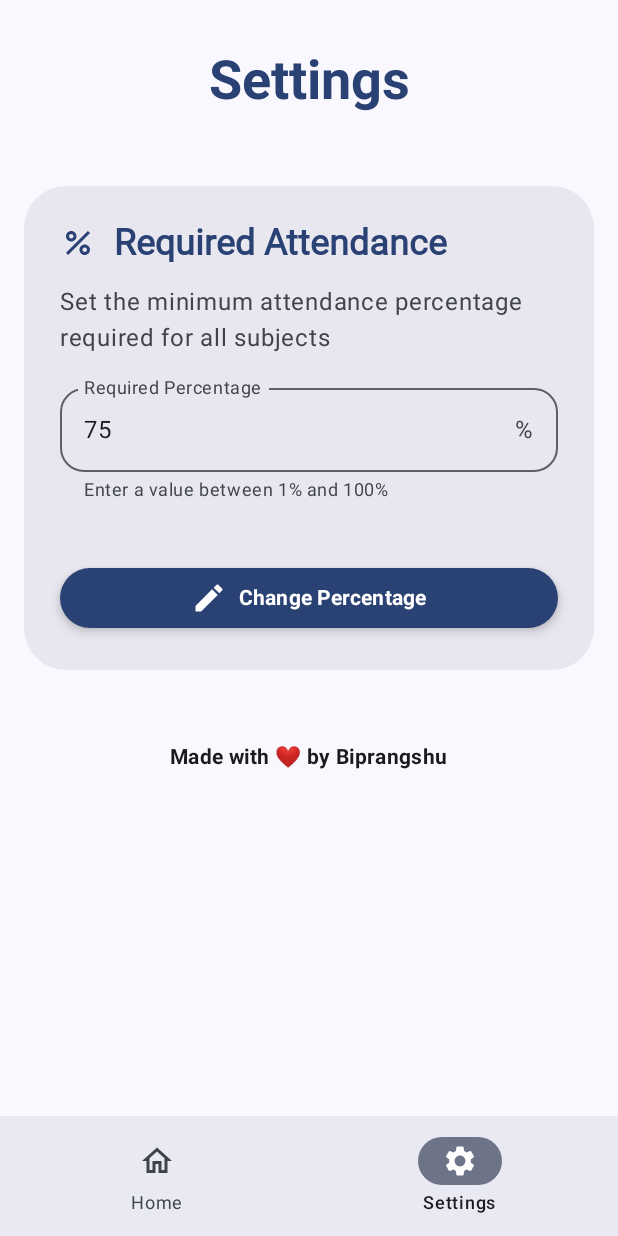
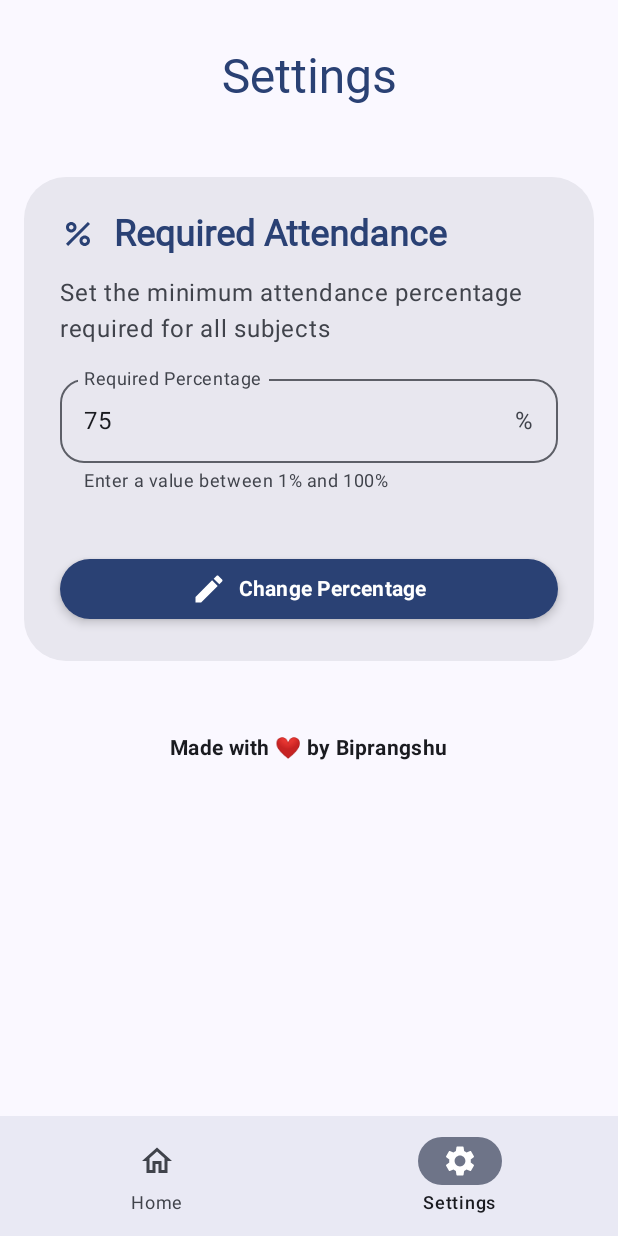
Before and after one commit to jarvis1704/Attendo, an Android app built with Jetpack Compose: the SettingsScreen screen opened through its navigation route, on a phone screen of 412 x 824 dp. Run offline under Robolectric (Android 15) with nearby library versions, the phone set to English and light mode, and no system bars; our stand-ins replace Dagger/Hilt's generated code, Material 3 Expressive styles (plain Material 3 is drawn); Roboto replaces fonts that are not available here.

Commit message:
updated fonts

```diff
--- a/app/src/main/java/com/biprangshu/attendo/screens/HomeScreen.kt
+++ b/app/src/main/java/com/biprangshu/attendo/screens/HomeScreen.kt
@@ -22,6 +22,7 @@ import androidx.compose.material3.ExperimentalMaterial3ExpressiveApi
 import androidx.compose.material3.Icon
 import androidx.compose.material3.MaterialExpressiveTheme
 import androidx.compose.material3.MaterialTheme
+import androidx.compose.material3.MaterialTheme.colorScheme
 import androidx.compose.material3.Surface
 import androidx.compose.material3.SwipeToDismissBox
 import androidx.compose.material3.SwipeToDismissBoxValue
@@ -37,12 +38,14 @@ import androidx.compose.ui.Modifier
 import androidx.compose.ui.graphics.Color
 import androidx.compose.ui.hapticfeedback.HapticFeedbackType
 import androidx.compose.ui.platform.LocalHapticFeedback
+import androidx.compose.ui.text.TextStyle
 import androidx.compose.ui.text.font.FontWeight
 import androidx.compose.ui.unit.dp
 import androidx.compose.ui.unit.sp
 import com.biprangshu.attendo.Material3ExpressiveTest
 import com.biprangshu.attendo.data.Subject
 import com.biprangshu.attendo.repository.UserPreferencesRepository
+import com.biprangshu.attendo.ui.theme.Appfonts.robotoFlexTopBar
 import com.biprangshu.attendo.uicomponents.AddSubjectModal
 import com.biprangshu.attendo.uicomponents.EditSubjectModal
 import com.biprangshu.attendo.uicomponents.ShowSubjectDetailModal
@@ -93,8 +96,12 @@ fun HomeScreen(
             ) {
                 Text(
                     text = "Attendo",
-                    style = MaterialTheme.typography.displaySmall,
-                    color = MaterialTheme.colorScheme.primary
+                    style = TextStyle(
+                        fontFamily = robotoFlexTopBar,
+                        fontSize = 32.sp,
+                        lineHeight = 32.sp,
+                        color = colorScheme.primary
+                    ),
                 )
             }
 
--- a/app/src/main/java/com/biprangshu/attendo/screens/SettingsScreen.kt
+++ b/app/src/main/java/com/biprangshu/attendo/screens/SettingsScreen.kt
@@ -23,6 +23,7 @@ import androidx.compose.material3.CardDefaults
 import androidx.compose.material3.ExperimentalMaterial3ExpressiveApi
 import androidx.compose.material3.Icon
 import androidx.compose.material3.MaterialTheme
+import androidx.compose.material3.MaterialTheme.colorScheme
 import androidx.compose.material3.OutlinedTextField
 import androidx.compose.material3.Surface
 import androidx.compose.material3.Text
@@ -36,11 +37,14 @@ import androidx.compose.ui.Modifier
 import androidx.compose.ui.hapticfeedback.HapticFeedbackType
 import androidx.compose.ui.platform.LocalContext
 import androidx.compose.ui.platform.LocalHapticFeedback
+import androidx.compose.ui.text.TextStyle
 import androidx.compose.ui.text.font.FontWeight
 import androidx.compose.ui.text.input.KeyboardType
 import androidx.compose.ui.text.style.TextAlign
 import androidx.compose.ui.unit.dp
+import androidx.compose.ui.unit.sp
 import com.biprangshu.attendo.data.Subject
+import com.biprangshu.attendo.ui.theme.Appfonts.robotoFlexTopBar
 import com.biprangshu.attendo.utils.showSubjectAddModal
 
 @OptIn(ExperimentalMaterial3ExpressiveApi::class)
@@ -67,9 +71,12 @@ fun SettingsScreen(
 
             Text(
                 text = "Settings",
-                style = MaterialTheme.typography.displaySmall,
-                color = MaterialTheme.colorScheme.primary,
-                fontWeight = FontWeight.Bold,
+                style = TextStyle(
+                    fontFamily = robotoFlexTopBar,
+                    fontSize = 32.sp,
+                    lineHeight = 32.sp,
+                    color = colorScheme.primary
+                ),
                 textAlign = TextAlign.Center,
                 modifier = Modifier.fillMaxWidth()
             )
--- a/app/src/main/java/com/biprangshu/attendo/uicomponents/AddSubjectModal.kt
+++ b/app/src/main/java/com/biprangshu/attendo/uicomponents/AddSubjectModal.kt
@@ -127,7 +127,7 @@ fun AddSubjectModal(
                     )
                     Text(
                         text = "Add New Subject",
-                        style = MaterialTheme.typography.headlineMediumEmphasized,
+                        style = MaterialTheme.typography.headlineSmall,
                         color = MaterialTheme.colorScheme.primary,
                         fontWeight = FontWeight.Bold
                     )
--- a/app/src/main/java/com/biprangshu/attendo/uicomponents/EditSubjectModal.kt
+++ b/app/src/main/java/com/biprangshu/attendo/uicomponents/EditSubjectModal.kt
@@ -132,7 +132,7 @@ fun EditSubjectModal(
                     )
                     Text(
                         text = "Edit Subject",
-                        style = MaterialTheme.typography.headlineMediumEmphasized,
+                        style = MaterialTheme.typography.headlineSmall,
                         color = MaterialTheme.colorScheme.primary,
                         fontWeight = FontWeight.Bold
                     )
--- a/app/src/main/java/com/biprangshu/attendo/uicomponents/ShowSubjectDetailModal.kt
+++ b/app/src/main/java/com/biprangshu/attendo/uicomponents/ShowSubjectDetailModal.kt
@@ -142,7 +142,7 @@ fun ShowSubjectDetailModal(
                     Column {
                         Text(
                             text = subject.subjectName,
-                            style = MaterialTheme.typography.headlineMediumEmphasized,
+                            style = MaterialTheme.typography.headlineSmall,
                             color = MaterialTheme.colorScheme.primary,
                             fontWeight = FontWeight.Bold
                         )
```
